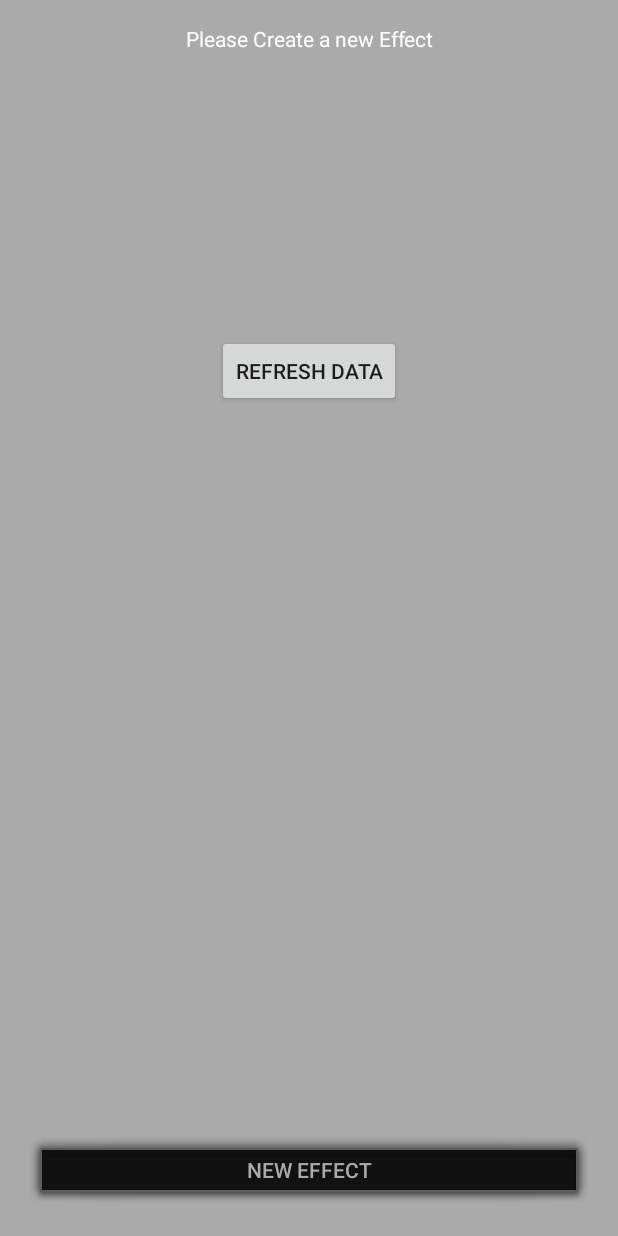
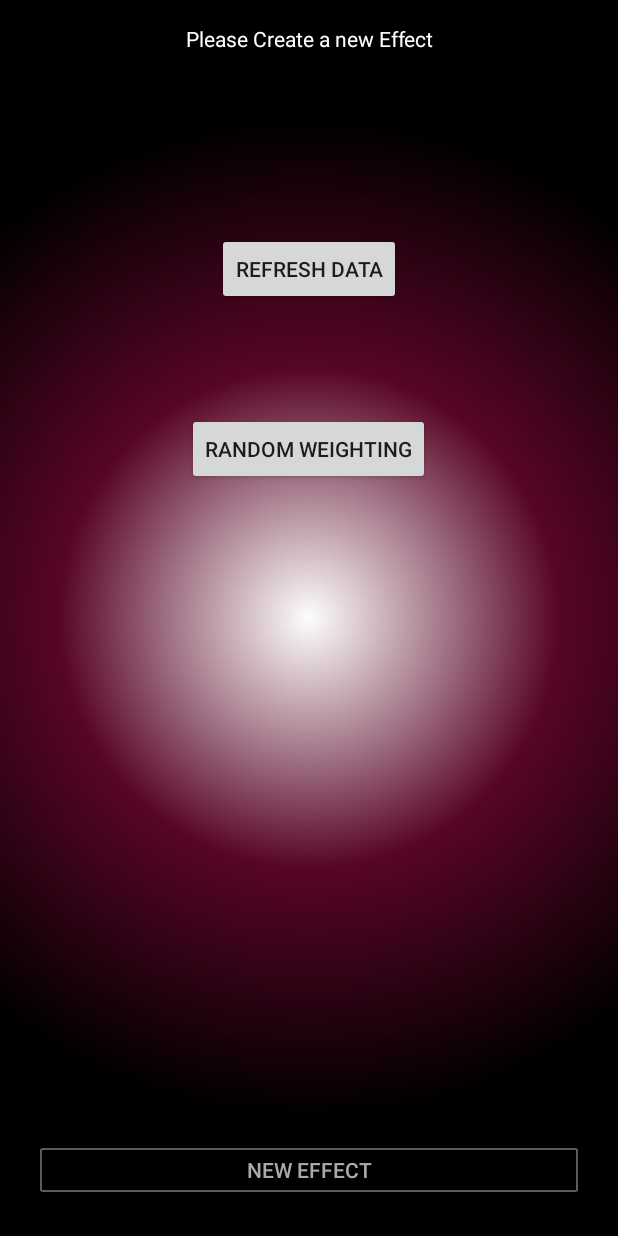
Before and after one commit to agoodman42/MTGRandomEffects, an Android app: the screen it shows after launch (MainActivity), on a phone screen of 412 x 824 dp. Run offline under Robolectric (Android 15) with nearby library versions, the phone set to English and light mode, and no system bars; libraries missing offline, so code that uses them is left out: au.com.bytecode, com.google.api.client, com.google.api.services, pub.devrel.easypermissions.

Commit message:
added a random weighting button changed the new-effect button to select a random number on the chaos list. began trying to parse .csv because the google api is tough

```diff
--- a/app/src/main/AndroidManifest.xml
+++ b/app/src/main/AndroidManifest.xml
@@ -1,6 +1,11 @@
 <?xml version="1.0" encoding="utf-8"?>
 <manifest xmlns:android="http://schemas.android.com/apk/res/android"
           package="com.gts.aarongoodman.mtgrandomeffects">
+
+    <uses-permission android:name="android.permission.INTERNET" />
+    <uses-permission android:name="android.permission.ACCESS_NETWORK_STATE" />
+    <uses-permission android:name="android.permission.GET_ACCOUNTS" />
+
 
     <application
         android:allowBackup="true"
--- /dev/null
+++ b/app/src/main/res/drawable/bg_gradient.xml
@@ -0,0 +1,18 @@
+<?xml version="1.0" encoding="utf-8"?>
+<shape xmlns:android="http://schemas.android.com/apk/res/android"
+    android:shape="rectangle">
+
+    <gradient
+
+            android:centerColor="#580526"
+            android:startColor="#fdfdfd"
+            android:endColor="#000000"
+            android:angle="0"
+            android:type="radial"
+            android:gradientRadius="333dp"
+            />
+
+
+
+
+</shape>
--- a/app/src/main/res/layout/activity_main.xml
+++ b/app/src/main/res/layout/activity_main.xml
@@ -1,7 +1,6 @@
 <?xml version="1.0" encoding="utf-8"?>
 <RelativeLayout
     xmlns:android="http://schemas.android.com/apk/res/android"
-    xmlns:app="http://schemas.android.com/apk/res-auto"
     xmlns:tools="http://schemas.android.com/tools"
     android:id="@+id/activity_main"
     android:layout_width="wrap_content"
@@ -11,7 +10,7 @@
     android:paddingRight="@dimen/activity_horizontal_margin"
     android:paddingTop="@dimen/activity_vertical_margin"
     tools:context="com.gts.aarongoodman.mtgrandomeffects.MainActivity"
-    android:background="@android:color/darker_gray">
+    android:background= "@drawable/bg_gradient">
 
 
     <Button
@@ -22,11 +21,11 @@
         android:id="@+id/showEffectButton"
         android:textColor="@android:color/darker_gray"
         android:background="@android:drawable/alert_dark_frame"
-        android:text="New Effect"
+        android:text="@string/new_effect"
         android:textColorHint="@android:color/holo_blue_dark"/>
 
     <TextView
-        android:text="Please Create a new Effect"
+        android:text="@string/please_create_a_new_effect"
         android:layout_width="match_parent"
         android:layout_height="wrap_content"
         android:layout_centerHorizontal="true"
@@ -35,12 +34,20 @@
         android:textColor="@android:color/background_light"/>
 
     <Button
-        android:text="Refresh Data"
+        android:text="@string/refresh_data"
         android:layout_width="wrap_content"
         android:layout_height="wrap_content"
         android:id="@+id/dataRefreshButton"
         android:layout_below="@+id/effectTextView"
         android:layout_centerHorizontal="true"
-        android:layout_marginTop="188dp"/>
+        android:layout_marginTop="120dp"/>
+
+    <Button
+        android:text="@string/random_weighting"
+        android:layout_width="wrap_content"
+        android:layout_height="wrap_content"
+        android:id="@+id/weightedRandomButton"
+        android:layout_centerHorizontal="true"
+        android:layout_marginTop="259dp"/>
 
 </RelativeLayout>
--- /dev/null
+++ b/app/src/main/res/values-w820dp/strings.xml
@@ -0,0 +1,4 @@
+<?xml version="1.0" encoding="utf-8"?>
+<resources>
+    <string name="random_weighting">Random Weighting</string>
+</resources>
--- a/app/src/main/res/values/strings.xml
+++ b/app/src/main/res/values/strings.xml
@@ -1,3 +1,7 @@
 <resources>
     <string name="app_name">MTGRandomEffects</string>
+    <string name="new_effect">New Effect</string>
+    <string name="please_create_a_new_effect">Please Create a new Effect</string>
+    <string name="refresh_data">Refresh Data</string>
+    <string name="random_weighting">Random Weighting</string>
 </resources>
```
Also changed, not shown: app/build.gradle (+21 -4 lines), app/src/main/java/com/gts/aarongoodman/mtgrandomeffects/MainActivity.java (+111 -7 lines), app/src/main/res/assets/chaos_list.csv (added).
